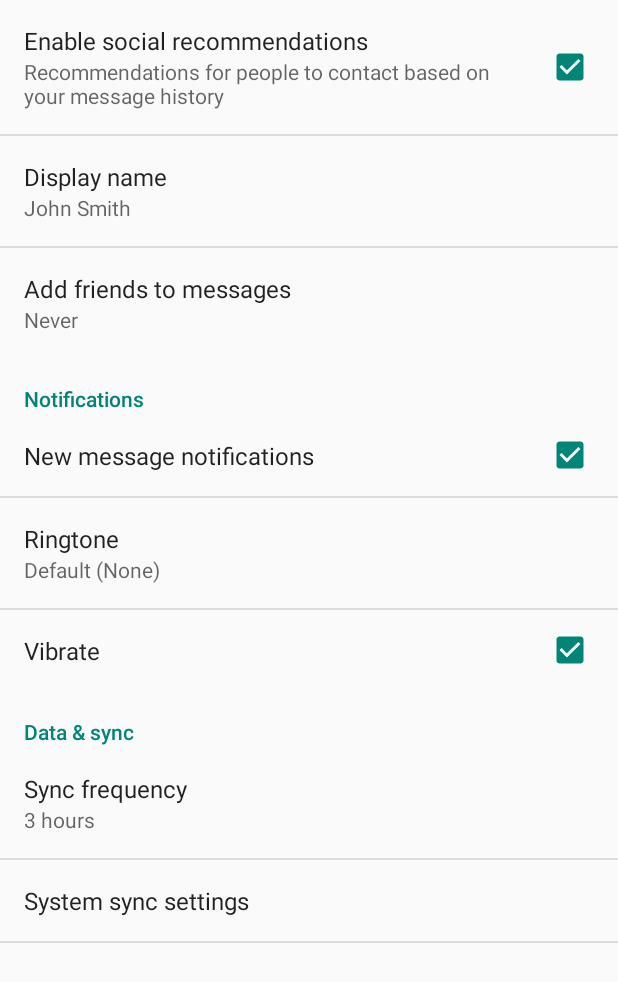
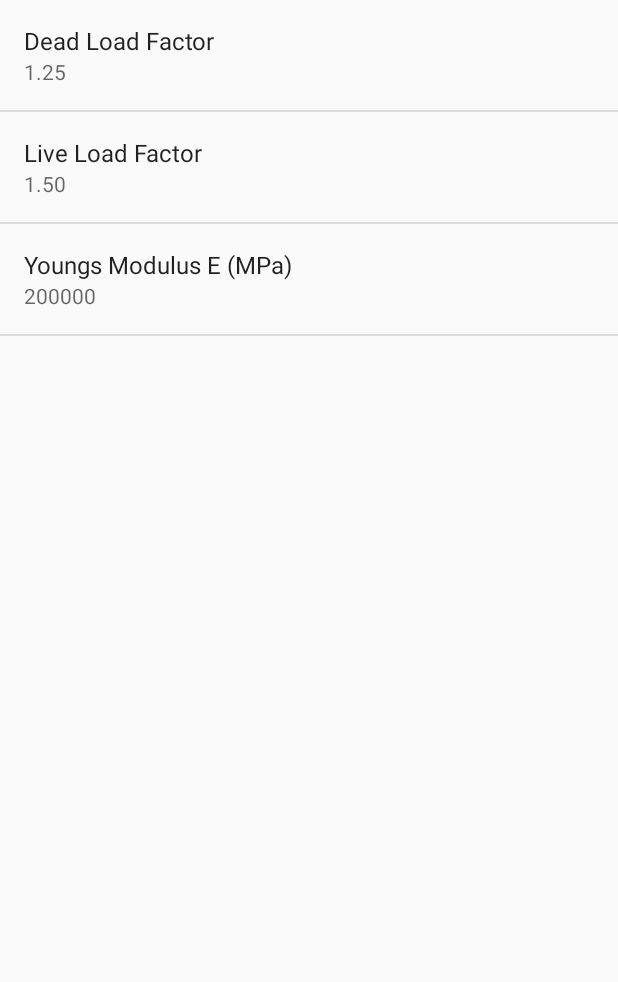
Before and after one commit to rfquerin/qub, an Android app: the SettingsActivity screen opened directly, with no data from a screen before it, on a phone screen of 412 x 824 dp. Shown: the top 982 px of the screen. Run offline under Robolectric (Android 15) with nearby library versions, the phone set to English and light mode, and no system bars; 1 statement that could not run was skipped.

Commit message:
cleaned up settings screen

```diff
--- a/app/src/main/java/com/rfquerin/simplebeamtool/app/MainActivity.java
+++ b/app/src/main/java/com/rfquerin/simplebeamtool/app/MainActivity.java
@@ -46,6 +46,7 @@ public class MainActivity extends Activity {
 		// orientation change
 
 		// put  some code here to do it
+
 
 
 
--- a/app/src/main/java/com/rfquerin/simplebeamtool/app/SettingsActivity.java
+++ b/app/src/main/java/com/rfquerin/simplebeamtool/app/SettingsActivity.java
@@ -21,14 +21,6 @@ import android.support.v4.app.NavUtils;
 
 
 import java.util.List;
-
-/* *
-  * This whole file is just a sample placeholder. It will need to be vastly slimmed
-  * down to show only the settings I need (Dead Load Factor, Live Load Factor and
-  * Young's Modulus value.
-*/
-
-
 
 
 /**
@@ -110,6 +102,7 @@ public class SettingsActivity extends PreferenceActivity {
         // Add 'general' preferences.
         addPreferencesFromResource(R.xml.pref_general);
 
+        /*
         // Add 'notifications' preferences, and a corresponding header.
         PreferenceCategory fakeHeader = new PreferenceCategory(this);
         fakeHeader.setTitle(R.string.pref_header_notifications);
@@ -121,14 +114,16 @@ public class SettingsActivity extends PreferenceActivity {
         fakeHeader.setTitle(R.string.pref_header_data_sync);
         getPreferenceScreen().addPreference(fakeHeader);
         addPreferencesFromResource(R.xml.pref_data_sync);
+        */
 
         // Bind the summaries of EditText/List/Dialog/Ringtone preferences to
         // their values. When their values change, their summaries are updated
         // to reflect the new value, per the Android Design guidelines.
-        bindPreferenceSummaryToValue(findPreference("example_text"));
-        bindPreferenceSummaryToValue(findPreference("example_list"));
-        bindPreferenceSummaryToValue(findPreference("notifications_new_message_ringtone"));
-        bindPreferenceSummaryToValue(findPreference("sync_frequency"));
+        bindPreferenceSummaryToValue(findPreference("dead_factor"));
+        bindPreferenceSummaryToValue(findPreference("live_factor"));
+        bindPreferenceSummaryToValue(findPreference("youngs_modulus"));
+
+
     }
 
     /** {@inheritDoc} */
--- a/app/src/main/res/values/strings.xml
+++ b/app/src/main/res/values/strings.xml
@@ -38,6 +38,12 @@
     <string name="Rf_units_imp">k</string>
     <string name="Ix_units1_imp">in<sup><small>4</small></sup></string>
 
-    <string name="menuitem_loadfactors">Set Load Factors</string>
+    <string name="pref_dead_load_factor">Dead Load Factor</string>
+    <string name="pref_live_load_factor">Live Load Factor</string>
+    <string name="pref_youngs_modulus">Youngs Modulus E (MPa)</string>
+
+    <string name="pref_default_dead_load_factor">1.25</string>
+    <string name="pref_default_live_load_factor">1.50</string>
+    <string name="pref_default_youngs_modulus">200000</string>
 
 </resources>
--- a/app/src/main/res/xml/pref_general.xml
+++ b/app/src/main/res/xml/pref_general.xml
@@ -1,33 +1,39 @@
 <PreferenceScreen xmlns:android="http://schemas.android.com/apk/res/android">
 
-    <CheckBoxPreference
-        android:key="example_checkbox"
-        android:title="@string/pref_title_social_recommendations"
-        android:summary="@string/pref_description_social_recommendations"
-        android:defaultValue="true" />
+
 
     <!-- NOTE: EditTextPreference accepts EditText attributes. -->
     <!-- NOTE: EditTextPreference's summary should be set to its value by the activity code. -->
     <EditTextPreference
-        android:key="example_text"
-        android:title="@string/pref_title_display_name"
-        android:defaultValue="@string/pref_default_display_name"
+        android:key="dead_factor"
+        android:title="@string/pref_dead_load_factor"
+        android:defaultValue="@string/pref_default_dead_load_factor"
         android:selectAllOnFocus="true"
         android:inputType="textCapWords"
         android:capitalize="words"
         android:singleLine="true"
         android:maxLines="1" />
 
-    <!-- NOTE: Hide buttons to simplify the UI. Users can touch outside the dialog to
-         dismiss it. -->
-    <!-- NOTE: ListPreference's summary should be set to its value by the activity code. -->
-    <ListPreference
-        android:key="example_list"
-        android:title="@string/pref_title_add_friends_to_messages"
-        android:defaultValue="-1"
-        android:entries="@array/pref_example_list_titles"
-        android:entryValues="@array/pref_example_list_values"
-        android:negativeButtonText="@null"
-        android:positiveButtonText="@null" />
+    <EditTextPreference
+        android:key="live_factor"
+        android:title="@string/pref_live_load_factor"
+        android:defaultValue="@string/pref_default_live_load_factor"
+        android:selectAllOnFocus="true"
+        android:inputType="textCapWords"
+        android:capitalize="words"
+        android:singleLine="true"
+        android:maxLines="1" />
+
+    <EditTextPreference
+        android:key="youngs_modulus"
+        android:title="@string/pref_youngs_modulus"
+        android:defaultValue="@string/pref_default_youngs_modulus"
+        android:selectAllOnFocus="true"
+        android:inputType="textCapWords"
+        android:capitalize="words"
+        android:singleLine="true"
+        android:maxLines="1" />
+
+
 
 </PreferenceScreen>
```
Also changed, not shown: 1 other file.
